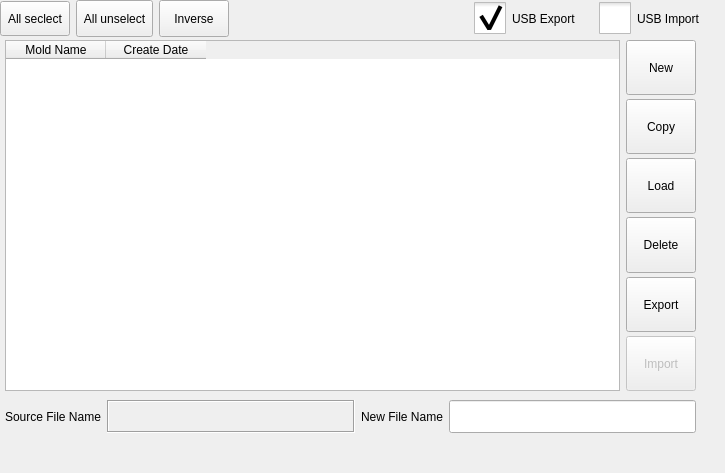
Above: function_settings/moldinformation_8.ui from GaussCheng/2-5AxisPunch before the change. Below: the same form after it.
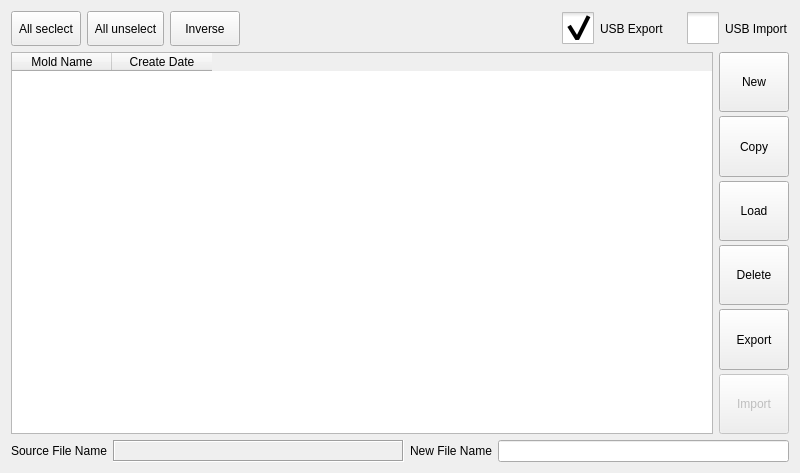
That is the form after the change. Icons and pictures are not drawn. Custom widgets are drawn as their Qt base class.

```diff
--- a/function_settings/moldinformation_8.ui
+++ b/function_settings/moldinformation_8.ui
@@ -6,7 +6,7 @@
    <rect>
     <x>0</x>
     <y>0</y>
-    <width>725</width>
+    <width>800</width>
     <height>473</height>
    </rect>
   </property>
@@ -44,15 +44,8 @@
   <property name="frameShadow">
    <enum>QFrame::Plain</enum>
   </property>
-  <widget class="QWidget" name="layoutWidget">
-   <property name="geometry">
-    <rect>
-     <x>0</x>
-     <y>0</y>
-     <width>701</width>
-     <height>37</height>
-    </rect>
-   </property>
+  <layout class="QVBoxLayout" name="verticalLayout_2">
+   <item>
    <layout class="QHBoxLayout" name="horizontalLayout_3">
     <item>
      <widget class="QToolButton" name="allToolButton">
@@ -205,21 +198,13 @@
      </widget>
     </item>
    </layout>
-  </widget>
-  <widget class="QWidget" name="layoutWidget">
-   <property name="geometry">
-    <rect>
-     <x>5</x>
-     <y>40</y>
-     <width>691</width>
-     <height>351</height>
-    </rect>
-   </property>
+   </item>
+   <item>
    <layout class="QHBoxLayout" name="horizontalLayout">
     <item>
      <widget class="QTableWidget" name="informationTableWidget">
       <property name="sizePolicy">
-       <sizepolicy hsizetype="Expanding" vsizetype="Preferred">
+        <sizepolicy hsizetype="Expanding" vsizetype="Expanding">
         <horstretch>0</horstretch>
         <verstretch>0</verstretch>
        </sizepolicy>
@@ -376,16 +361,8 @@
      </layout>
     </item>
    </layout>
-  </widget>
-  <widget class="QWidget" name="layoutWidget">
-   <property name="geometry">
-    <rect>
-     <x>5</x>
-     <y>400</y>
-     <width>691</width>
-     <height>33</height>
-    </rect>
-   </property>
+   </item>
+   <item>
    <layout class="QHBoxLayout" name="horizontalLayout_2">
     <item>
      <widget class="QLabel" name="label">
@@ -461,7 +438,8 @@
      </widget>
     </item>
    </layout>
-  </widget>
+   </item>
+  </layout>
  </widget>
  <customwidgets>
   <customwidget>
```
Lines whose indentation alone changed are shown as unchanged.
